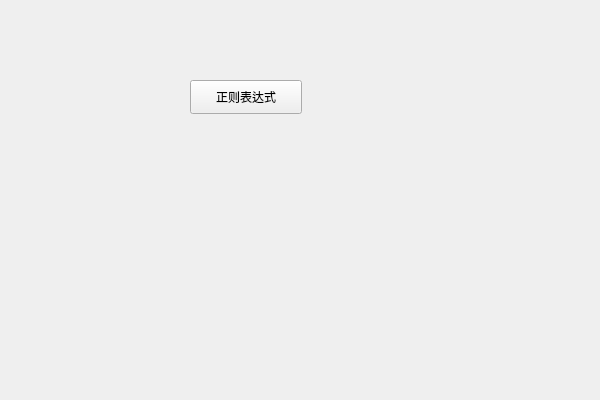
The window that DevTools/devtools.ui (mxy493/DevTools) describes before a commit, drawn with Qt 5.
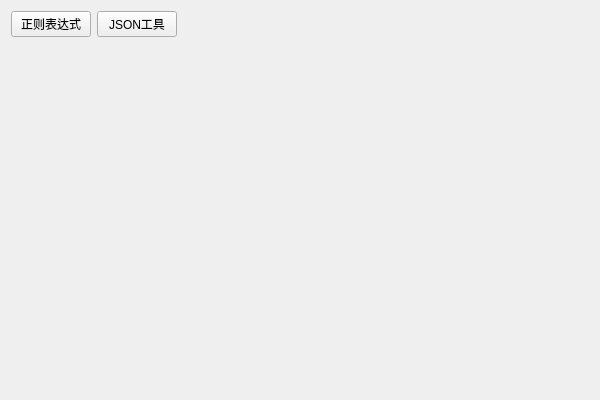
The same window after the commit.

Commit message: 添加JSON工具

The edit to the form file:
```diff
--- a/DevTools/devtools.ui
+++ b/DevTools/devtools.ui
@@ -14,19 +14,52 @@
    <string>DevTools</string>
   </property>
   <widget class="QWidget" name="centralWidget">
-   <widget class="QPushButton" name="btn_regex">
-    <property name="geometry">
-     <rect>
-      <x>190</x>
-      <y>80</y>
-      <width>112</width>
-      <height>34</height>
-     </rect>
-    </property>
-    <property name="text">
-     <string>正则表达式</string>
-    </property>
-   </widget>
+   <layout class="QGridLayout" name="gridLayout_2">
+    <item row="0" column="0" rowspan="2" colspan="2">
+     <layout class="QGridLayout" name="gridLayout">
+      <item row="0" column="0">
+       <widget class="QPushButton" name="btn_regex">
+        <property name="text">
+         <string>正则表达式</string>
+        </property>
+       </widget>
+      </item>
+      <item row="0" column="2">
+       <spacer name="horizontalSpacer">
+        <property name="orientation">
+         <enum>Qt::Horizontal</enum>
+        </property>
+        <property name="sizeHint" stdset="0">
+         <size>
+          <width>40</width>
+          <height>20</height>
+         </size>
+        </property>
+       </spacer>
+      </item>
+      <item row="1" column="0">
+       <spacer name="verticalSpacer">
+        <property name="orientation">
+         <enum>Qt::Vertical</enum>
+        </property>
+        <property name="sizeHint" stdset="0">
+         <size>
+          <width>20</width>
+          <height>40</height>
+         </size>
+        </property>
+       </spacer>
+      </item>
+      <item row="0" column="1">
+       <widget class="QPushButton" name="btn_json">
+        <property name="text">
+         <string>JSON工具</string>
+        </property>
+       </widget>
+      </item>
+     </layout>
+    </item>
+   </layout>
   </widget>
  </widget>
  <layoutdefault spacing="6" margin="11"/>
```
The commit also changes 8 other files.
